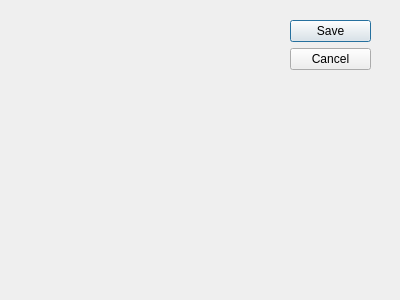
First picture: the form in settings_dialog.ui, repository CarneyLab/DYCAST-QGIS, before the edit.
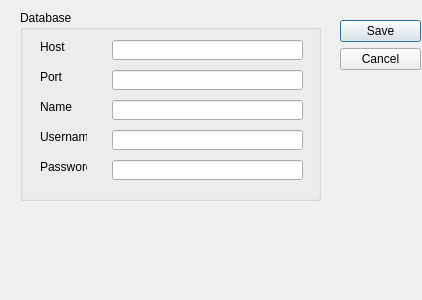
Second picture: the form after the edit.

Commit message: #18 Add on_save() and on_cancel() methods to Settings dialog. Add dialog fields. Rename Button Box object

Diff of the .ui file:
```diff
--- a/settings_dialog.ui
+++ b/settings_dialog.ui
@@ -6,7 +6,7 @@
    <rect>
     <x>0</x>
     <y>0</y>
-    <width>400</width>
+    <width>422</width>
     <height>300</height>
    </rect>
   </property>
@@ -19,10 +19,10 @@
   <widget class="QDialogButtonBox" name="buttonBox">
    <property name="geometry">
     <rect>
-     <x>290</x>
+     <x>340</x>
      <y>20</y>
      <width>81</width>
-     <height>241</height>
+     <height>61</height>
     </rect>
    </property>
    <property name="orientation">
@@ -32,6 +32,149 @@
     <set>QDialogButtonBox::Cancel|QDialogButtonBox::Save</set>
    </property>
   </widget>
+  <widget class="QGroupBox" name="databaseGroupBox">
+   <property name="geometry">
+    <rect>
+     <x>20</x>
+     <y>10</y>
+     <width>301</width>
+     <height>191</height>
+    </rect>
+   </property>
+   <property name="font">
+    <font>
+     <weight>50</weight>
+     <bold>false</bold>
+    </font>
+   </property>
+   <property name="title">
+    <string>Database</string>
+   </property>
+   <property name="flat">
+    <bool>false</bool>
+   </property>
+   <property name="checkable">
+    <bool>false</bool>
+   </property>
+   <widget class="QLineEdit" name="dbPasswordLineEdit">
+    <property name="geometry">
+     <rect>
+      <x>92</x>
+      <y>150</y>
+      <width>191</width>
+      <height>20</height>
+     </rect>
+    </property>
+    <property name="inputMethodHints">
+     <set>Qt::ImhSensitiveData</set>
+    </property>
+   </widget>
+   <widget class="QLabel" name="label_4">
+    <property name="geometry">
+     <rect>
+      <x>20</x>
+      <y>120</y>
+      <width>47</width>
+      <height>13</height>
+     </rect>
+    </property>
+    <property name="text">
+     <string>Username</string>
+    </property>
+   </widget>
+   <widget class="QLineEdit" name="dbUserLineEdit">
+    <property name="geometry">
+     <rect>
+      <x>92</x>
+      <y>120</y>
+      <width>191</width>
+      <height>20</height>
+     </rect>
+    </property>
+   </widget>
+   <widget class="QLabel" name="label">
+    <property name="geometry">
+     <rect>
+      <x>20</x>
+      <y>30</y>
+      <width>47</width>
+      <height>13</height>
+     </rect>
+    </property>
+    <property name="text">
+     <string>Host</string>
+    </property>
+   </widget>
+   <widget class="QLineEdit" name="dbPortLineEdit">
+    <property name="geometry">
+     <rect>
+      <x>92</x>
+      <y>60</y>
+      <width>191</width>
+      <height>20</height>
+     </rect>
+    </property>
+   </widget>
+   <widget class="QLineEdit" name="dbHostLineEdit">
+    <property name="geometry">
+     <rect>
+      <x>92</x>
+      <y>30</y>
+      <width>191</width>
+      <height>20</height>
+     </rect>
+    </property>
+   </widget>
+   <widget class="QLabel" name="label_5">
+    <property name="geometry">
+     <rect>
+      <x>20</x>
+      <y>150</y>
+      <width>47</width>
+      <height>13</height>
+     </rect>
+    </property>
+    <property name="text">
+     <string>Password</string>
+    </property>
+   </widget>
+   <widget class="QLineEdit" name="dbNameLineEdit">
+    <property name="geometry">
+     <rect>
+      <x>92</x>
+      <y>90</y>
+      <width>191</width>
+      <height>20</height>
+     </rect>
+    </property>
+   </widget>
+   <widget class="QLabel" name="label_2">
+    <property name="geometry">
+     <rect>
+      <x>20</x>
+      <y>60</y>
+      <width>47</width>
+      <height>13</height>
+     </rect>
+    </property>
+    <property name="text">
+     <string>Port</string>
+    </property>
+   </widget>
+   <widget class="QLabel" name="label_3">
+    <property name="geometry">
+     <rect>
+      <x>20</x>
+      <y>90</y>
+      <width>47</width>
+      <height>13</height>
+     </rect>
+    </property>
+    <property name="text">
+     <string>Name</string>
+    </property>
+   </widget>
+  </widget>
  </widget>
  <resources/>
  <connections>
```
Left out of the diff: 6 changed lines with no effect on the pictures. The commit also changes 2 other files.
